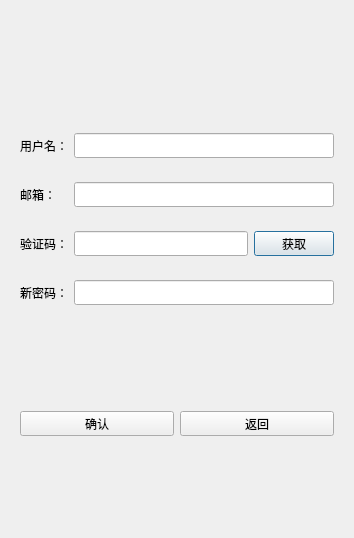
Before: the Qt Designer form New_Client/ui/dialogs/resetdialog.ui in fhb-99/code-first-project, drawn with Qt 5.
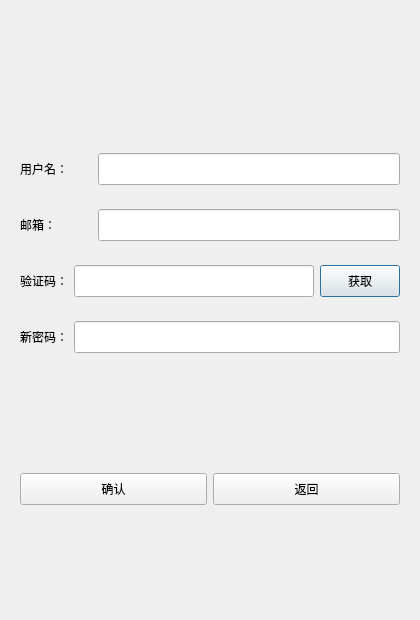
After: the same form once the commit is applied. Custom widgets are drawn as their Qt base class.

The edit to the form file:
```diff
--- a/New_Client/ui/dialogs/resetdialog.ui
+++ b/New_Client/ui/dialogs/resetdialog.ui
@@ -6,8 +6,8 @@
    <rect>
     <x>0</x>
     <y>0</y>
-    <width>354</width>
-    <height>538</height>
+    <width>420</width>
+    <height>620</height>
    </rect>
   </property>
   <property name="windowTitle">
@@ -32,13 +32,13 @@
      <property name="minimumSize">
       <size>
        <width>0</width>
-       <height>25</height>
+       <height>32</height>
       </size>
      </property>
      <property name="maximumSize">
       <size>
        <width>16777215</width>
-       <height>25</height>
+       <height>32</height>
       </size>
      </property>
      <property name="text">
@@ -56,14 +56,14 @@
        <widget class="QLabel" name="user_lb">
         <property name="minimumSize">
          <size>
-          <width>0</width>
-          <height>25</height>
+          <width>72</width>
+          <height>32</height>
          </size>
         </property>
         <property name="maximumSize">
          <size>
-          <width>16777215</width>
-          <height>25</height>
+          <width>72</width>
+          <height>32</height>
          </size>
         </property>
         <property name="text">
@@ -76,13 +76,13 @@
         <property name="minimumSize">
          <size>
           <width>0</width>
-          <height>25</height>
+          <height>32</height>
          </size>
         </property>
         <property name="maximumSize">
          <size>
           <width>16777215</width>
-          <height>25</height>
+          <height>32</height>
          </size>
         </property>
        </widget>
@@ -97,14 +97,14 @@
        <widget class="QLabel" name="email_lb">
         <property name="minimumSize">
          <size>
-          <width>48</width>
-          <height>25</height>
+          <width>72</width>
+          <height>32</height>
          </size>
         </property>
         <property name="maximumSize">
          <size>
-          <width>48</width>
-          <height>25</height>
+          <width>72</width>
+          <height>32</height>
          </size>
         </property>
         <property name="text">
@@ -117,13 +117,13 @@
         <property name="minimumSize">
          <size>
           <width>0</width>
-          <height>25</height>
+          <height>32</height>
          </size>
         </property>
         <property name="maximumSize">
          <size>
           <width>16777215</width>
-          <height>25</height>
+          <height>32</height>
          </size>
         </property>
        </widget>
@@ -139,13 +139,13 @@
         <property name="minimumSize">
          <size>
           <width>0</width>
-          <height>25</height>
+          <height>32</height>
          </size>
         </property>
         <property name="maximumSize">
          <size>
           <width>16777215</width>
-          <height>25</height>
+          <height>32</height>
          </size>
         </property>
         <property name="text">
@@ -158,13 +158,13 @@
         <property name="minimumSize">
          <size>
           <width>0</width>
-          <height>25</height>
+          <height>32</height>
          </size>
         </property>
         <property name="maximumSize">
          <size>
           <width>16777215</width>
-          <height>25</height>
+          <height>32</height>
          </size>
         </property>
        </widget>
@@ -174,13 +174,13 @@
         <property name="minimumSize">
          <size>
           <width>0</width>
-          <height>25</height>
+          <height>32</height>
          </size>
         </property>
         <property name="maximumSize">
          <size>
           <width>16777215</width>
-          <height>25</height>
+          <height>32</height>
          </size>
         </property>
         <property name="text">
@@ -199,13 +199,13 @@
         <property name="minimumSize">
          <size>
           <width>0</width>
-          <height>25</height>
+          <height>32</height>
          </size>
         </property>
         <property name="maximumSize">
          <size>
           <width>16777215</width>
-          <height>25</height>
+          <height>32</height>
          </size>
         </property>
         <property name="text">
@@ -218,13 +218,13 @@
         <property name="minimumSize">
          <size>
           <width>0</width>
-          <height>25</height>
+          <height>32</height>
          </size>
         </property>
         <property name="maximumSize">
          <size>
           <width>16777215</width>
-          <height>25</height>
+          <height>32</height>
          </size>
         </property>
        </widget>
@@ -253,13 +253,13 @@
         <property name="minimumSize">
          <size>
           <width>0</width>
-          <height>25</height>
+          <height>32</height>
          </size>
         </property>
         <property name="maximumSize">
          <size>
           <width>16777215</width>
-          <height>25</height>
+          <height>32</height>
          </size>
         </property>
         <property name="text">
@@ -272,13 +272,13 @@
         <property name="minimumSize">
          <size>
           <width>0</width>
-          <height>25</height>
+          <height>32</height>
          </size>
         </property>
         <property name="maximumSize">
          <size>
           <width>16777215</width>
-          <height>25</height>
+          <height>32</height>
          </size>
         </property>
         <property name="text">
```
